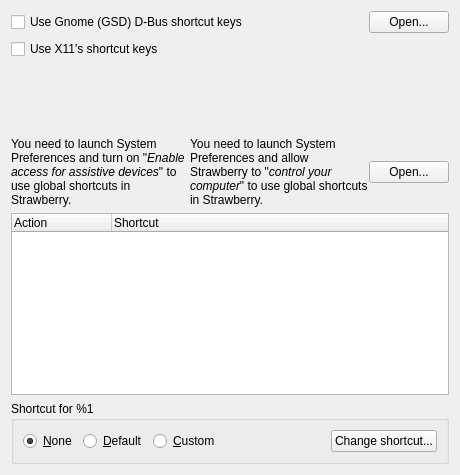
First picture: the form in src/settings/shortcutssettingspage.ui, repository strawberrymusicplayer/strawberry, before the edit.
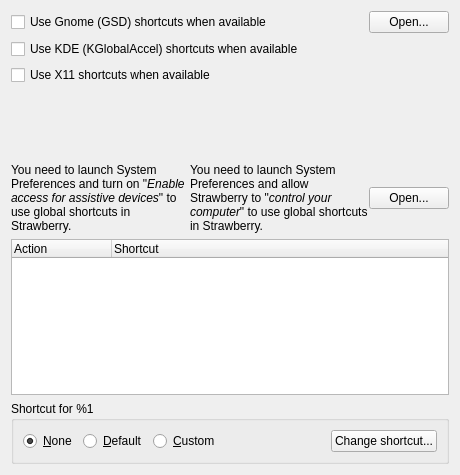
Second picture: the form after the edit. Icons and pictures are not drawn.

Commit message:
Add KDE global shortcuts
Fixes #572

The edit to the form file:
```diff
--- a/src/settings/shortcutssettingspage.ui
+++ b/src/settings/shortcutssettingspage.ui
@@ -42,7 +42,7 @@
          </sizepolicy>
         </property>
         <property name="text">
-         <string>Use Gnome (GSD) D-Bus shortcut keys</string>
+         <string>Use Gnome (GSD) shortcuts when available</string>
         </property>
        </widget>
       </item>
@@ -56,6 +56,31 @@
      </layout>
     </widget>
    </item>
+   <item>
+    <widget class="QWidget" name="widget_kde" native="true">
+     <layout class="QVBoxLayout" name="verticalLayout">
+      <property name="leftMargin">
+       <number>0</number>
+      </property>
+      <property name="topMargin">
+       <number>0</number>
+      </property>
+      <property name="rightMargin">
+       <number>0</number>
+      </property>
+      <property name="bottomMargin">
+       <number>0</number>
+      </property>
+      <item>
+       <widget class="QCheckBox" name="checkbox_kde">
+        <property name="text">
+         <string>Use KDE (KGlobalAccel) shortcuts when available</string>
+        </property>
+       </widget>
+      </item>
+     </layout>
+    </widget>
+   </item>
    <item>
     <widget class="QWidget" name="widget_x11" native="true">
      <layout class="QHBoxLayout" name="layout_x11">
@@ -83,7 +108,7 @@
          </sizepolicy>
         </property>
         <property name="text">
-         <string>Use X11's shortcut keys</string>
+         <string>Use X11 shortcuts when available</string>
         </property>
        </widget>
       </item>
```
The commit also changes 9 other files.
